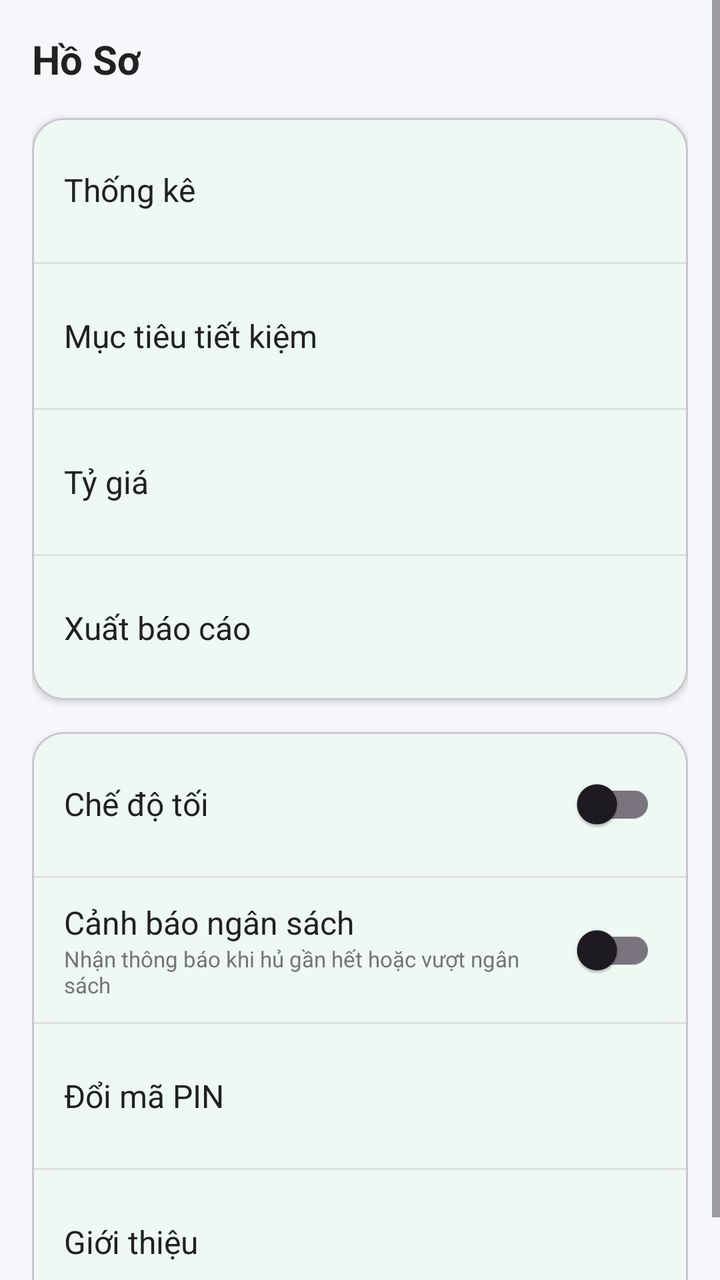
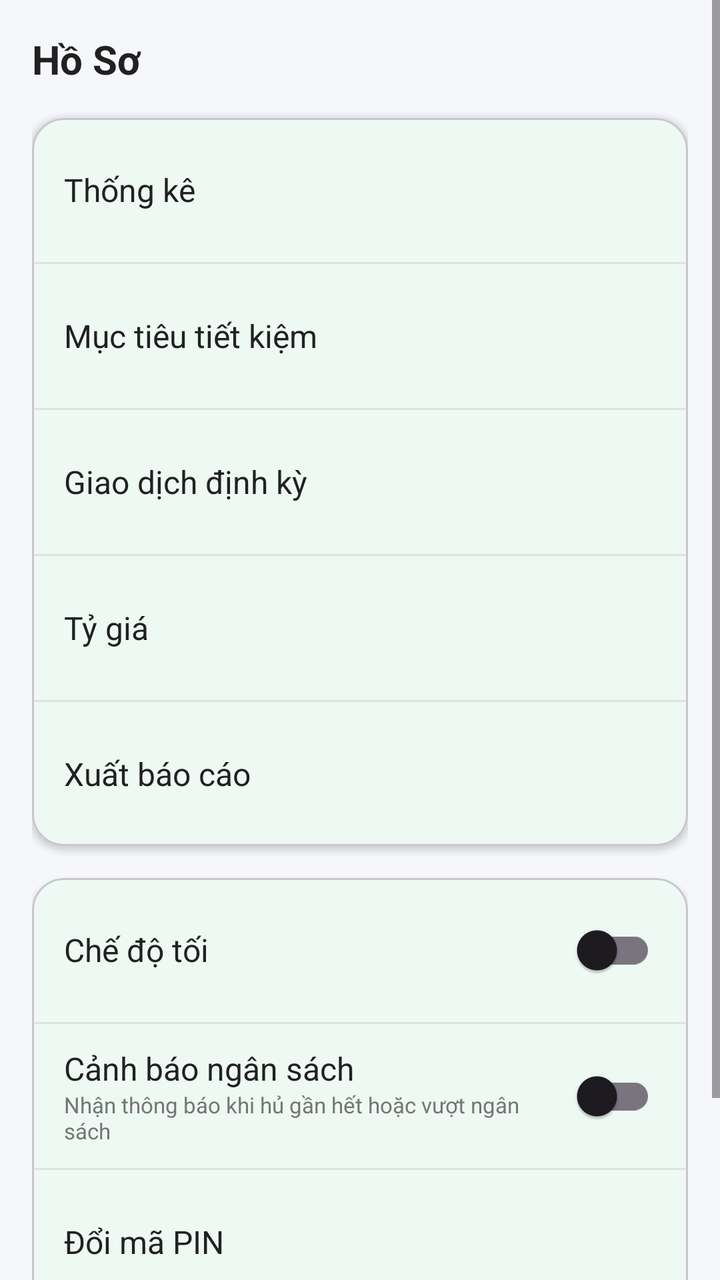

Before-and-after screenshots of an Android layout around one commit, followed by the original layout XML and the change that was made.
<!-- AndroidManifest.xml: application theme Theme.FinaceManager -->
<!-- res/layout/fragment_profile.xml -->
<?xml version="1.0" encoding="utf-8"?>
<ScrollView xmlns:android="http://schemas.android.com/apk/res/android"
    android:layout_width="match_parent"
    android:layout_height="match_parent"
    android:background="@color/color_background">

    <LinearLayout
        android:layout_width="match_parent"
        android:layout_height="wrap_content"
        android:orientation="vertical"
        android:padding="@dimen/spacing_md">

        <TextView
            android:layout_width="match_parent"
            android:layout_height="wrap_content"
            android:text="@string/title_profile"
            android:textColor="@color/color_text_primary"
            android:textSize="@dimen/text_title"
            android:textStyle="bold" />

        
        <com.google.android.material.card.MaterialCardView
            xmlns:app="http://schemas.android.com/apk/res-auto"
            android:layout_width="match_parent"
            android:layout_height="wrap_content"
            android:layout_marginTop="@dimen/spacing_md"
            app:cardCornerRadius="@dimen/card_radius"
            app:cardElevation="2dp">

            <LinearLayout
                android:layout_width="match_parent"
                android:layout_height="wrap_content"
                android:orientation="vertical">

                <TextView
                    android:id="@+id/tv_statistics"
                    android:layout_width="match_parent"
                    android:layout_height="@dimen/item_min_height"
                    android:gravity="center_vertical"
                    android:paddingHorizontal="@dimen/spacing_md"
                    android:text="@string/label_statistics"
                    android:textColor="@color/color_text_primary"
                    android:textSize="@dimen/text_subtitle"
                    android:background="?attr/selectableItemBackground" />

                <View
                    android:layout_width="match_parent"
                    android:layout_height="1dp"
                    android:background="@color/color_divider" />

                <TextView
                    android:id="@+id/tv_savings_goals"
                    android:layout_width="match_parent"
                    android:layout_height="@dimen/item_min_height"
                    android:gravity="center_vertical"
                    android:paddingHorizontal="@dimen/spacing_md"
                    android:text="@string/label_savings_goal"
                    android:textColor="@color/color_text_primary"
                    android:textSize="@dimen/text_subtitle"
                    android:background="?attr/selectableItemBackground" />

                <View
                    android:layout_width="match_parent"
                    android:layout_height="1dp"
                    android:background="@color/color_divider" />

                <TextView
                    android:id="@+id/tv_exchange_rate"
                    android:layout_width="match_parent"
                    android:layout_height="@dimen/item_min_height"
                    android:gravity="center_vertical"
                    android:paddingHorizontal="@dimen/spacing_md"
                    android:text="@string/label_exchange_rate"
                    android:textColor="@color/color_text_primary"
                    android:textSize="@dimen/text_subtitle"
                    android:background="?attr/selectableItemBackground" />

                <View
                    android:layout_width="match_parent"
                    android:layout_height="1dp"
                    android:background="@color/color_divider" />

                <TextView
                    android:id="@+id/tv_export"
                    android:layout_width="match_parent"
                    android:layout_height="@dimen/item_min_height"
                    android:gravity="center_vertical"
                    android:paddingHorizontal="@dimen/spacing_md"
                    android:text="@string/label_export"
                    android:textColor="@color/color_text_primary"
                    android:textSize="@dimen/text_subtitle"
                    android:background="?attr/selectableItemBackground" />
            </LinearLayout>
        </com.google.android.material.card.MaterialCardView>

        
        <com.google.android.material.card.MaterialCardView
            xmlns:app="http://schemas.android.com/apk/res-auto"
            android:layout_width="match_parent"
            android:layout_height="wrap_content"
            android:layout_marginTop="@dimen/spacing_md"
            app:cardCornerRadius="@dimen/card_radius"
            app:cardElevation="2dp">

            <LinearLayout
                android:layout_width="match_parent"
                android:layout_height="wrap_content"
                android:orientation="vertical">

                <LinearLayout
                    android:layout_width="match_parent"
                    android:layout_height="@dimen/item_min_height"
                    android:gravity="center_vertical"
                    android:orientation="horizontal"
                    android:paddingHorizontal="@dimen/spacing_md">

                    <TextView
                        android:layout_width="0dp"
                        android:layout_height="wrap_content"
                        android:layout_weight="1"
                        android:text="@string/label_dark_mode"
                        android:textColor="@color/color_text_primary"
                        android:textSize="@dimen/text_subtitle" />

                    <com.google.android.material.switchmaterial.SwitchMaterial
                        android:id="@+id/switch_dark_mode"
                        android:layout_width="wrap_content"
                        android:layout_height="wrap_content" />
                </LinearLayout>

                <View
                    android:layout_width="match_parent"
                    android:layout_height="1dp"
                    android:background="@color/color_divider" />

                
                <LinearLayout
                    android:layout_width="match_parent"
                    android:layout_height="@dimen/item_min_height"
                    android:gravity="center_vertical"
                    android:orientation="horizontal"
                    android:paddingHorizontal="@dimen/spacing_md">

                    <LinearLayout
                        android:layout_width="0dp"
                        android:layout_height="wrap_content"
                        android:layout_weight="1"
                        android:orientation="vertical">

                        <TextView
                            android:layout_width="wrap_content"
                            android:layout_height="wrap_content"
                            android:text="@string/label_notification_budget"
                            android:textColor="@color/color_text_primary"
                            android:textSize="@dimen/text_subtitle" />

                        <TextView
                            android:layout_width="wrap_content"
                            android:layout_height="wrap_content"
                            android:text="@string/label_notification_budget_desc"
                            android:textColor="@color/color_text_secondary"
                            android:textSize="11sp" />
                    </LinearLayout>

                    <com.google.android.material.switchmaterial.SwitchMaterial
                        android:id="@+id/switch_notification"
                        android:layout_width="wrap_content"
                        android:layout_height="wrap_content" />
                </LinearLayout>

                <View
                    android:layout_width="match_parent"
                    android:layout_height="1dp"
                    android:background="@color/color_divider" />

                <TextView
                    android:id="@+id/tv_change_pin"
                    android:layout_width="match_parent"
                    android:layout_height="@dimen/item_min_height"
                    android:gravity="center_vertical"
                    android:paddingHorizontal="@dimen/spacing_md"
                    android:text="@string/label_change_pin"
                    android:textColor="@color/color_text_primary"
                    android:textSize="@dimen/text_subtitle"
                    android:background="?attr/selectableItemBackground" />

                <View
                    android:layout_width="match_parent"
                    android:layout_height="1dp"
                    android:background="@color/color_divider" />

                <TextView
                    android:id="@+id/tv_about"
                    android:layout_width="match_parent"
                    android:layout_height="@dimen/item_min_height"
                    android:gravity="center_vertical"
                    android:paddingHorizontal="@dimen/spacing_md"
                    android:text="@string/label_about"
                    android:textColor="@color/color_text_primary"
                    android:textSize="@dimen/text_subtitle"
                    android:background="?attr/selectableItemBackground" />
            </LinearLayout>
        </com.google.android.material.card.MaterialCardView>

    </LinearLayout>
</ScrollView>
<!-- resources referenced by this layout -->
<resources>
  <color name="color_background">#F5F7FA</color>
  <color name="color_divider">#E0E0E0</color>
  <color name="color_text_primary">#212121</color>
  <color name="color_text_secondary">#757575</color>
  <dimen name="card_radius">16dp</dimen>
  <dimen name="item_min_height">72dp</dimen>
  <dimen name="spacing_md">16dp</dimen>
  <dimen name="text_subtitle">16sp</dimen>
  <dimen name="text_title">20sp</dimen>
  <string name="label_about">Giới thiệu</string>
  <string name="label_change_pin">Đổi mã PIN</string>
  <string name="label_dark_mode">Chế độ tối</string>
  <string name="label_exchange_rate">Tỷ giá</string>
  <string name="label_export">Xuất báo cáo</string>
  <string name="label_notification_budget">Cảnh báo ngân sách</string>
  <string name="label_notification_budget_desc">Nhận thông báo khi hủ gần hết hoặc vượt ngân sách</string>
  <string name="label_savings_goal">Mục tiêu tiết kiệm</string>
  <string name="label_statistics">Thống kê</string>
  <string name="title_profile">Hồ Sơ</string>
  <style name="Theme.FinaceManager" parent="Base.Theme.FinaceManager" />
  <style name="Base.Theme.FinaceManager" parent="Theme.Material3.DayNight.NoActionBar">
          <item name="colorPrimary">@color/color_primary</item>
          <item name="colorPrimaryDark">@color/color_primary_dark</item>
          <item name="colorAccent">@color/color_accent</item>
          <item name="colorOnPrimary">@color/color_text_on_primary</item>
          <item name="android:colorBackground">@color/color_background</item>
          <item name="colorSurface">@color/color_surface</item>
          <item name="android:statusBarColor">@color/color_primary</item>
          <item name="android:navigationBarColor">@color/color_surface</item>
      </style>
  <color name="color_primary">#00B14F</color>
  <color name="color_primary_dark">#009640</color>
  <color name="color_accent">#FF6B35</color>
  <color name="color_text_on_primary">#FFFFFF</color>
  <color name="color_surface">#FFFFFF</color>
</resources>

<!-- the commit's change to res/layout/fragment_profile.xml (unified diff, before → after) -->
@@ -65,6 +65,22 @@
                     android:background="@color/color_divider" />
 
                 <TextView
+                    android:id="@+id/tv_recurring_transactions"
+                    android:layout_width="match_parent"
+                    android:layout_height="@dimen/item_min_height"
+                    android:gravity="center_vertical"
+                    android:paddingHorizontal="@dimen/spacing_md"
+                    android:text="@string/label_recurring_transactions"
+                    android:textColor="@color/color_text_primary"
+                    android:textSize="@dimen/text_subtitle"
+                    android:background="?attr/selectableItemBackground" />
+
+                <View
+                    android:layout_width="match_parent"
+                    android:layout_height="1dp"
+                    android:background="@color/color_divider" />
+
+                <TextView
                     android:id="@+id/tv_exchange_rate"
                     android:layout_width="match_parent"
                     android:layout_height="@dimen/item_min_height"
<!-- resource entries referenced after the edit -->
@@ -16,6 +16,7 @@
   <string name="label_export">Xuất báo cáo</string>
   <string name="label_notification_budget">Cảnh báo ngân sách</string>
   <string name="label_notification_budget_desc">Nhận thông báo khi hủ gần hết hoặc vượt ngân sách</string>
+  <string name="label_recurring_transactions">Giao dịch định kỳ</string>
   <string name="label_savings_goal">Mục tiêu tiết kiệm</string>
   <string name="label_statistics">Thống kê</string>
   <string name="title_profile">Hồ Sơ</string>
